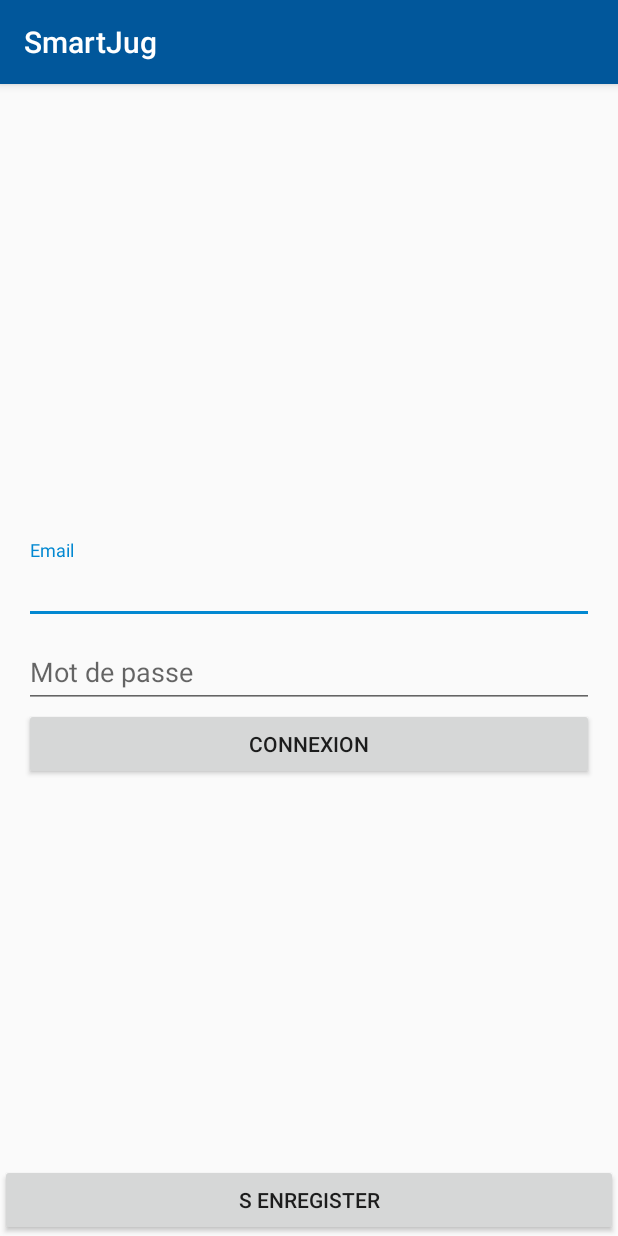
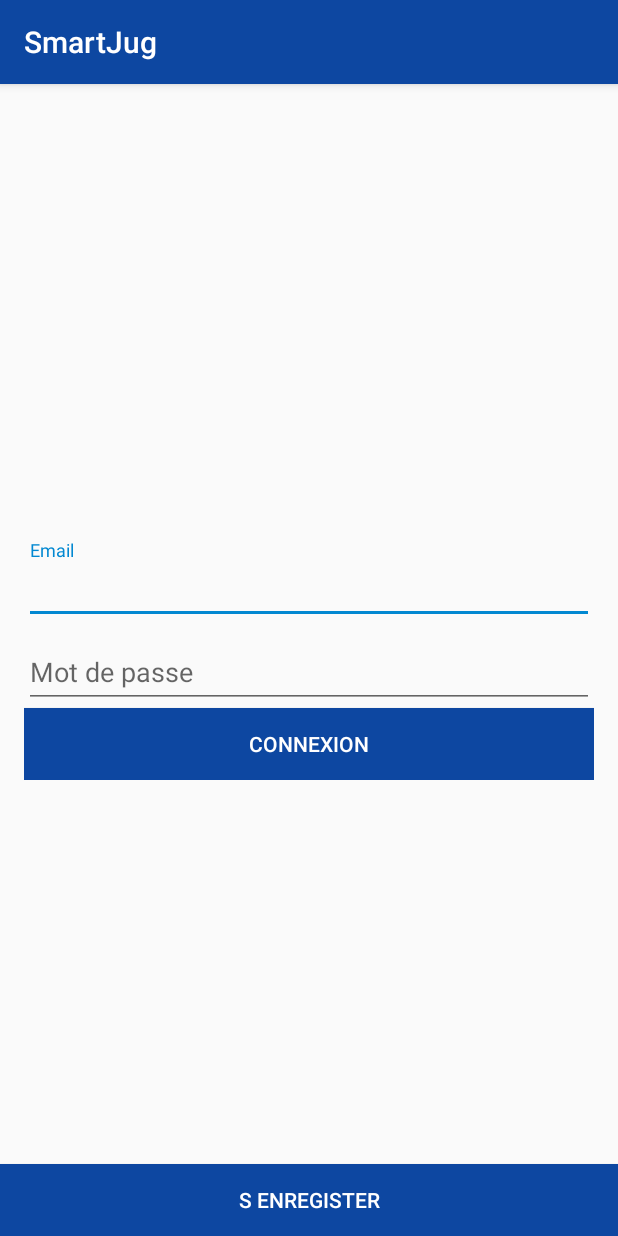
Before and after one commit to irvinemanouana/smartjug, an Android app: the screen it shows after launch (LoginActivity), on a phone screen of 412 x 824 dp. Run offline under Robolectric (Android 15) with nearby library versions, the phone set to English and light mode, and no system bars; libraries missing offline, so code that uses them is left out: retrofit.client.

Commit message:
background color add

```diff
--- /dev/null
+++ b/app/src/main/res/drawable/button_background.xml
@@ -0,0 +1,17 @@
+<?xml version="1.0" encoding="utf-8"?>
+<selector xmlns:android="http://schemas.android.com/apk/res/android">
+    <item android:state_pressed="false">
+        <shape>
+            <solid android:color="@color/colorPrimary"/>
+            <corners android:radius="0dp"/>
+        </shape>
+    </item>
+
+    <item android:state_pressed="true">
+        <shape>
+            <solid android:color="@color/colorPrimaryPress"/>
+            <corners android:radius="0dp"/>
+        </shape>
+    </item>
+
+</selector>
--- a/app/src/main/res/layout/activity_login.xml
+++ b/app/src/main/res/layout/activity_login.xml
@@ -11,7 +11,7 @@
         android:layout_centerVertical="true"
         android:id="@+id/login_container"
         android:orientation="vertical"
-        android:paddingBottom="@dimen/activity_vertical_margin"
+        android:paddingBottom="@dimen/activity_horizontal_margin"
         android:paddingLeft="@dimen/activity_horizontal_margin"
         android:paddingRight="@dimen/activity_horizontal_margin"
         android:paddingTop="@dimen/activity_vertical_margin"
@@ -42,6 +42,9 @@
 
 
         <Button
+            android:shadowRadius="@integer/google_play_services_version"
+            android:textColor="@color/white"
+            android:background="@drawable/button_background"
             android:id="@+id/button_login"
             android:text="@string/connexion"
             android:layout_width="match_parent"
@@ -49,7 +52,9 @@
     </LinearLayout>
 
     <Button
+        android:textColor="@color/white"
         android:text="@string/register"
+        android:background="@drawable/button_background"
         android:layout_alignParentBottom="true"
         android:id="@+id/button_register"
         android:layout_width="match_parent"
--- a/app/src/main/res/layout/frag_register.xml
+++ b/app/src/main/res/layout/frag_register.xml
@@ -87,6 +87,8 @@
         </LinearLayout>
 
         <Button
+            android:textColor="@color/white"
+            android:background="@drawable/button_background"
             android:id="@+id/register"
             android:text="@string/register"
             android:layout_width="match_parent"
--- a/app/src/main/res/values/colors.xml
+++ b/app/src/main/res/values/colors.xml
@@ -1,7 +1,8 @@
 <?xml version="1.0" encoding="utf-8"?>
 <resources>
-    <color name="colorPrimary">#01579b</color>
-    <color name="colorPrimaryDark">#303F9F</color>
+    <color name="colorPrimary">#0d47a1</color>
+    <color name="colorPrimaryPress">#1565c0</color>
+    <color name="colorPrimaryDark">#0d47a1</color>
     <color name="colorAccent">#0288d1</color>
     <color name="white">#FFF</color>
 </resources>
```
